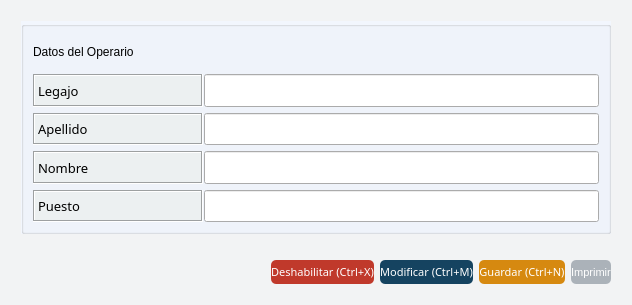
Above: gui/detalles/operario_detalle.ui from Lonaris/Corupel before the change. Below: the same form after it.
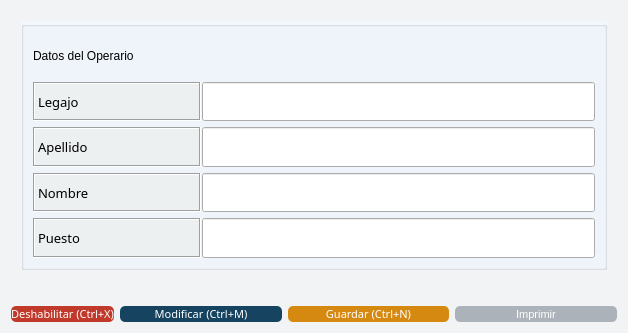
That is the form after the change. Icons and pictures are not drawn.

Diff of the .ui file:
```diff
--- a/gui/detalles/operario_detalle.ui
+++ b/gui/detalles/operario_detalle.ui
@@ -6,8 +6,8 @@
    <rect>
     <x>0</x>
     <y>0</y>
-    <width>632</width>
-    <height>305</height>
+    <width>628</width>
+    <height>333</height>
    </rect>
   </property>
   <property name="sizePolicy">
@@ -441,510 +441,71 @@
   <property name="windowOpacity">
    <double>13.000000000000000</double>
   </property>
-  <layout class="QGridLayout" name="gridLayout_3">
-   <item row="0" column="0">
-    <layout class="QGridLayout" name="gridLayout" rowstretch="90,0,10" columnstretch="20,0">
-     <property name="leftMargin">
-      <number>10</number>
+  <layout class="QGridLayout" name="gridLayout_2">
+   <item row="2" column="4">
+    <widget class="QPushButton" name="btn_imprimir">
+     <property name="sizePolicy">
+      <sizepolicy hsizetype="Expanding" vsizetype="Fixed">
+       <horstretch>0</horstretch>
+       <verstretch>0</verstretch>
+      </sizepolicy>
      </property>
-     <property name="topMargin">
-      <number>10</number>
+     <property name="maximumSize">
+      <size>
+       <width>200</width>
+       <height>200</height>
+      </size>
      </property>
-     <property name="rightMargin">
-      <number>10</number>
-     </property>
-     <property name="bottomMargin">
-      <number>10</number>
-     </property>
-     <item row="2" column="0" colspan="2">
-      <layout class="QHBoxLayout" name="horizontalLayout" stretch="0,20,20,20,20">
-       <item>
-        <spacer name="horizontalSpacer_3">
-         <property name="orientation">
-          <enum>Qt::Horizontal</enum>
-         </property>
-         <property name="sizeHint" stdset="0">
-          <size>
-           <width>40</width>
-           <height>20</height>
-          </size>
-         </property>
-        </spacer>
-       </item>
-       <item>
-        <widget class="QPushButton" name="btn_deshabilitar">
-         <property name="sizePolicy">
-          <sizepolicy hsizetype="Fixed" vsizetype="Expanding">
-           <horstretch>0</horstretch>
-           <verstretch>0</verstretch>
-          </sizepolicy>
-         </property>
-         <property name="palette">
-          <palette>
-           <active>
-            <colorrole role="WindowText">
-             <brush brushstyle="SolidPattern">
-              <color alpha="255">
-               <red>255</red>
-               <green>255</green>
-               <blue>255</blue>
-              </color>
-             </brush>
-            </colorrole>
-            <colorrole role="Button">
-             <brush brushstyle="SolidPattern">
-              <color alpha="255">
-               <red>192</red>
-               <green>57</green>
-               <blue>43</blue>
-              </color>
-             </brush>
-            </colorrole>
-            <colorrole role="Light">
-             <brush brushstyle="SolidPattern">
-              <color alpha="255">
-               <red>127</red>
-               <green>255</green>
-               <blue>191</blue>
-              </color>
-             </brush>
-            </colorrole>
-            <colorrole role="Midlight">
-             <brush brushstyle="SolidPattern">
-              <color alpha="255">
-               <red>106</red>
-               <green>212</green>
-               <blue>159</blue>
-              </color>
-             </brush>
-            </colorrole>
-            <colorrole role="Dark">
-             <brush brushstyle="SolidPattern">
-              <color alpha="255">
-               <red>42</red>
-               <green>85</green>
-               <blue>63</blue>
-              </color>
-             </brush>
-            </colorrole>
-            <colorrole role="Mid">
-             <brush brushstyle="SolidPattern">
-              <color alpha="255">
-               <red>56</red>
-               <green>113</green>
-               <blue>84</blue>
-              </color>
-             </brush>
-            </colorrole>
-            <colorrole role="Text">
-             <brush brushstyle="SolidPattern">
-              <color alpha="255">
-               <red>255</red>
-               <green>255</green>
-               <blue>255</blue>
-              </color>
-             </brush>
-            </colorrole>
-            <colorrole role="BrightText">
-             <brush brushstyle="SolidPattern">
-              <color alpha="255">
-               <red>255</red>
-               <green>255</green>
-               <blue>255</blue>
-              </color>
-             </brush>
-            </colorrole>
-            <colorrole role="ButtonText">
-             <brush brushstyle="SolidPattern">
-              <color alpha="255">
-               <red>255</red>
-               <green>255</green>
-               <blue>255</blue>
-              </color>
-             </brush>
-            </colorrole>
-            <colorrole role="Base">
-             <brush brushstyle="SolidPattern">
-              <color alpha="255">
-               <red>192</red>
-               <green>57</green>
-               <blue>43</blue>
-              </color>
-             </brush>
-            </colorrole>
-            <colorrole role="Window">
-             <brush brushstyle="SolidPattern">
-              <color alpha="255">
-               <red>192</red>
-               <green>57</green>
-               <blue>43</blue>
-              </color>
-             </brush>
-            </colorrole>
-            <colorrole role="Shadow">
-             <brush brushstyle="SolidPattern">
-              <color alpha="255">
-               <red>0</red>
-               <green>0</green>
-               <blue>0</blue>
-              </color>
-             </brush>
-            </colorrole>
-            <colorrole role="AlternateBase">
-             <brush brushstyle="SolidPattern">
-              <color alpha="255">
-               <red>170</red>
-               <green>212</green>
-               <blue>191</blue>
-              </color>
-             </brush>
-            </colorrole>
-            <colorrole role="ToolTipBase">
-             <brush brushstyle="SolidPattern">
-              <color alpha="255">
-               <red>255</red>
-               <green>255</green>
-               <blue>220</blue>
-              </color>
-             </brush>
-            </colorrole>
-            <colorrole role="ToolTipText">
-             <brush brushstyle="SolidPattern">
-              <color alpha="255">
-               <red>0</red>
-               <green>0</green>
-               <blue>0</blue>
-              </color>
-             </brush>
-            </colorrole>
-           </active>
-           <inactive>
-            <colorrole role="WindowText">
-             <brush brushstyle="SolidPattern">
-              <color alpha="255">
-               <red>255</red>
-               <green>255</green>
-               <blue>255</blue>
-              </color>
-             </brush>
-            </colorrole>
-            <colorrole role="Button">
-             <brush brushstyle="SolidPattern">
-              <color alpha="255">
-               <red>192</red>
-               <green>57</green>
-               <blue>43</blue>
-              </color>
-             </brush>
-            </colorrole>
-            <colorrole role="Light">
-             <brush brushstyle="SolidPattern">
-              <color alpha="255">
-               <red>127</red>
-               <green>255</green>
-               <blue>191</blue>
-              </color>
-             </brush>
-            </colorrole>
-            <colorrole role="Midlight">
-             <brush brushstyle="SolidPattern">
-              <color alpha="255">
-               <red>106</red>
-               <green>212</green>
-               <blue>159</blue>
-              </color>
-             </brush>
-            </colorrole>
-            <colorrole role="Dark">
-             <brush brushstyle="SolidPattern">
-              <color alpha="255">
-               <red>42</red>
-               <green>85</green>
-               <blue>63</blue>
-              </color>
-             </brush>
-            </colorrole>
-            <colorrole role="Mid">
-             <brush brushstyle="SolidPattern">
-              <color alpha="255">
-               <red>56</red>
-               <green>113</green>
-               <blue>84</blue>
-              </color>
-             </brush>
-            </colorrole>
-            <colorrole role="Text">
-             <brush brushstyle="SolidPattern">
-              <color alpha="255">
-               <red>255</red>
-               <green>255</green>
-               <blue>255</blue>
-              </color>
-             </brush>
-            </colorrole>
-            <colorrole role="BrightText">
-             <brush brushstyle="SolidPattern">
-              <color alpha="255">
-               <red>255</red>
-               <green>255</green>
-               <blue>255</blue>
-              </color>
-             </brush>
-            </colorrole>
-            <colorrole role="ButtonText">
-             <brush brushstyle="SolidPattern">
-              <color alpha="255">
-               <red>255</red>
-               <green>255</green>
-               <blue>255</blue>
-              </color>
-             </brush>
-            </colorrole>
-            <colorrole role="Base">
-             <brush brushstyle="SolidPattern">
-              <color alpha="255">
-               <red>192</red>
-               <green>57</green>
-               <blue>43</blue>
-              </color>
-             </brush>
-            </colorrole>
-            <colorrole role="Window">
-             <brush brushstyle="SolidPattern">
-              <color alpha="255">
-               <red>192</red>
-               <green>57</green>
-               <blue>43</blue>
-              </color>
-             </brush>
-            </colorrole>
-            <colorrole role="Shadow">
-             <brush brushstyle="SolidPattern">
-              <color alpha="255">
-               <red>0</red>
-               <green>0</green>
-               <blue>0</blue>
-              </color>
-             </brush>
-            </colorrole>
-            <colorrole role="AlternateBase">
-             <brush brushstyle="SolidPattern">
-              <color alpha="255">
-               <red>170</red>
-               <green>212</green>
-               <blue>191</blue>
-              </color>
-             </brush>
-            </colorrole>
-            <colorrole role="ToolTipBase">
-             <brush brushstyle="SolidPattern">
-              <color alpha="255">
-               <red>255</red>
-               <green>255</green>
-               <blue>220</blue>
-              </color>
-             </brush>
-            </colorrole>
-            <colorrole role="ToolTipText">
-             <brush brushstyle="SolidPattern">
-              <color alpha="255">
-               <red>0</red>
-               <green>0</green>
-               <blue>0</blue>
-              </color>
-             </brush>
-            </colorrole>
-           </inactive>
-           <disabled>
-            <colorrole role="WindowText">
-             <brush brushstyle="SolidPattern">
-              <color alpha="255">
-               <red>255</red>
-               <green>255</green>
-               <blue>255</blue>
-              </color>
-             </brush>
-            </colorrole>
-            <colorrole role="Button">
-             <brush brushstyle="SolidPattern">
-              <color alpha="255">
-               <red>192</red>
-               <green>57</green>
-               <blue>43</blue>
-              </color>
-             </brush>
-            </colorrole>
-            <colorrole role="Light">
-             <brush brushstyle="SolidPattern">
-              <color alpha="255">
-               <red>127</red>
-               <green>255</green>
-               <blue>191</blue>
-              </color>
-             </brush>
-            </colorrole>
-            <colorrole role="Midlight">
-             <brush brushstyle="SolidPattern">
-              <color alpha="255">
-               <red>106</red>
-               <green>212</green>
-               <blue>159</blue>
-              </color>
-             </brush>
-            </colorrole>
-            <colorrole role="Dark">
-             <brush brushstyle="SolidPattern">
-              <color alpha="255">
-               <red>42</red>
-               <green>85</green>
-               <blue>63</blue>
-              </color>
-             </brush>
-            </colorrole>
-            <colorrole role="Mid">
-             <brush brushstyle="SolidPattern">
-              <color alpha="255">
-               <red>56</red>
-               <green>113</green>
-               <blue>84</blue>
-              </color>
-             </brush>
-            </colorrole>
-            <colorrole role="Text">
-             <brush brushstyle="SolidPattern">
-              <color alpha="255">
-               <red>255</red>
-               <green>255</green>
-               <blue>255</blue>
-              </color>
-             </brush>
-            </colorrole>
-            <colorrole role="BrightText">
-             <brush brushstyle="SolidPattern">
-              <color alpha="255">
-               <red>255</red>
-               <green>255</green>
-               <blue>255</blue>
-              </color>
-             </brush>
-            </colorrole>
-            <colorrole role="ButtonText">
-             <brush brushstyle="SolidPattern">
-              <color alpha="255">
-               <red>255</red>
-               <green>255</green>
-               <blue>255</blue>
-              </color>
-             </brush>
-            </colorrole>
-            <colorrole role="Base">
-             <brush brushstyle="SolidPattern">
-              <color alpha="255">
-               <red>192</red>
-               <green>57</green>
-               <blue>43</blue>
-              </color>
-             </brush>
-            </colorrole>
-            <colorrole role="Window">
-             <brush brushstyle="SolidPattern">
-              <color alpha="255">
-               <red>192</red>
-               <green>57</green>
-               <blue>43</blue>
-              </color>
-             </brush>
-            </colorrole>
-            <colorrole role="Shadow">
-             <brush brushstyle="SolidPattern">
-              <color alpha="255">
-               <red>0</red>
-               <green>0</green>
-               <blue>0</blue>
-              </color>
-             </brush>
-            </colorrole>
-            <colorrole role="AlternateBase">
-             <brush brushstyle="SolidPattern">
-              <color alpha="255">
-               <red>85</red>
-               <green>170</green>
-               <blue>127</blue>
-              </color>
-             </brush>
-            </colorrole>
-            <colorrole role="ToolTipBase">
-             <brush brushstyle="SolidPattern">
-              <color alpha="255">
-               <red>255</red>
-               <green>255</green>
-               <blue>220</blue>
-              </color>
-             </brush>
-            </colorrole>
-            <colorrole role="ToolTipText">
-             <brush brushstyle="SolidPattern">
-              <color alpha="255">
-               <red>0</red>
-               <green>0</green>
-               <blue>0</blue>
-              </color>
-             </brush>
-            </colorrole>
-           </disabled>
-          </palette>
-         </property>
-         <property name="font">
-          <font>
-           <family>Ariall</family>
-           <pointsize>-1</pointsize>
-          </font>
-         </property>
-         <property name="styleSheet">
-          <string notr="true">#btn_deshabilitar{
-	background-color: #C0392B ;
+     <property name="styleSheet">
+      <string notr="true">#btn_imprimir{
+	background-color: #ABB2B9;
 	color: #ffffff;
 	font-family: 'Ariall';
 	font-size: 11px;
 	border-radius: 5px;
 	}
 
-#btn_deshabilitar:hover{
-	background-color: #DF013A;
-	}
-</string>
-         </property>
-         <property name="text">
-          <string>Deshabilitar (Ctrl+X)</string>
-         </property>
-         <property name="icon">
-          <iconset>
-           <normaloff>../ico/remove_from_database.ico</normaloff>../ico/remove_from_database.ico</iconset>
-         </property>
-         <property name="iconSize">
-          <size>
-           <width>40</width>
-           <height>40</height>
-          </size>
-         </property>
-        </widget>
-       </item>
-       <item>
-        <widget class="QPushButton" name="btn_modificar">
-         <property name="sizePolicy">
-          <sizepolicy hsizetype="Fixed" vsizetype="Expanding">
-           <horstretch>0</horstretch>
-           <verstretch>0</verstretch>
-          </sizepolicy>
-         </property>
-         <property name="font">
-          <font>
-           <family>Ariall</family>
-           <pointsize>-1</pointsize>
-          </font>
-         </property>
-         <property name="styleSheet">
-          <string notr="true">/*Estilos para el botón*/
+#btn_imprimir:hover{
+	background-color: #D0D3D4 ;
+	}</string>
+     </property>
+     <property name="text">
+      <string>Imprimir</string>
+     </property>
+     <property name="icon">
+      <iconset>
+       <normaloff>../ico/hardware-page-peripheral-print-printer-icon--icon-search-engine-13.png</normaloff>../ico/hardware-page-peripheral-print-printer-icon--icon-search-engine-13.png</iconset>
+     </property>
+     <property name="iconSize">
+      <size>
+       <width>40</width>
+       <height>40</height>
+      </size>
+     </property>
+    </widget>
+   </item>
+   <item row="2" column="2">
+    <widget class="QPushButton" name="btn_modificar">
+     <property name="sizePolicy">
+      <sizepolicy hsizetype="Expanding" vsizetype="Fixed">
+       <horstretch>0</horstretch>
+       <verstretch>0</verstretch>
+      </sizepolicy>
+     </property>
+     <property name="maximumSize">
+      <size>
+       <width>200</width>
+       <height>200</height>
+      </size>
+     </property>
+     <property name="font">
+      <font>
+       <family>Ariall</family>
+       <pointsize>-1</pointsize>
+      </font>
+     </property>
+     <property name="styleSheet">
+      <string notr="true">/*Estilos para el botón*/
 #btn_modificar{
 	background-color: #154360;
 	color: #ffffff;
@@ -958,44 +519,50 @@
 	}
 
 </string>
-         </property>
-         <property name="text">
-          <string>Modificar (Ctrl+M)</string>
-         </property>
-         <property name="icon">
-          <iconset>
-           <normaloff>../ico/edit.ico</normaloff>../ico/edit.ico</iconset>
-         </property>
-         <property name="iconSize">
-          <size>
-           <width>40</width>
-           <height>40</height>
-          </size>
-         </property>
-         <property name="checkable">
-          <bool>false</bool>
-         </property>
-         <property name="autoDefault">
-          <bool>false</bool>
-         </property>
-        </widget>
-       </item>
-       <item>
-        <widget class="QPushButton" name="btn_nuevo">
-         <property name="sizePolicy">
-          <sizepolicy hsizetype="Fixed" vsizetype="Expanding">
-           <horstretch>0</horstretch>
-           <verstretch>0</verstretch>
-          </sizepolicy>
-         </property>
-         <property name="font">
-          <font>
-           <family>Ariall</family>
-           <pointsize>-1</pointsize>
-          </font>
-         </property>
-         <property name="styleSheet">
-          <string notr="true">/*Estilos para el botón*/
+     </property>
+     <property name="text">
+      <string>Modificar (Ctrl+M)</string>
+     </property>
+     <property name="icon">
+      <iconset>
+       <normaloff>../ico/edit.ico</normaloff>../ico/edit.ico</iconset>
+     </property>
+     <property name="iconSize">
+      <size>
+       <width>40</width>
+       <height>40</height>
+      </size>
+     </property>
+     <property name="checkable">
+      <bool>false</bool>
+     </property>
+     <property name="autoDefault">
+      <bool>false</bool>
+     </property>
+    </widget>
+   </item>
+   <item row="2" column="3">
+    <widget class="QPushButton" name="btn_nuevo">
+     <property name="sizePolicy">
+      <sizepolicy hsizetype="Expanding" vsizetype="Fixed">
+       <horstretch>0</horstretch>
+       <verstretch>0</verstretch>
+      </sizepolicy>
+     </property>
+     <property name="maximumSize">
+      <size>
+       <width>200</width>
+       <height>200</height>
+      </size>
+     </property>
+     <property name="font">
+      <font>
+       <family>Ariall</family>
+       <pointsize>-1</pointsize>
+      </font>
+     </property>
+     <property name="styleSheet">
+      <string notr="true">/*Estilos para el botón*/
 
 #btn_nuevo{
 	background-color: #D68910  ;
@@ -1010,59 +577,48 @@
 	}
 
 </string>
-         </property>
-         <property name="text">
-          <string>Guardar (Ctrl+N)</string>
-         </property>
-         <property name="icon">
-          <iconset>
-           <normaloff>../ico/save.ico</normaloff>../ico/save.ico</iconset>
-         </property>
-         <property name="iconSize">
-          <size>
-           <width>40</width>
-           <height>40</height>
-          </size>
-         </property>
-        </widget>
-       </item>
-       <item>
-        <widget class="QPushButton" name="btn_imprimir">
-         <property name="sizePolicy">
-          <sizepolicy hsizetype="Fixed" vsizetype="Expanding">
-           <horstretch>0</horstretch>
-           <verstretch>0</verstretch>
-          </sizepolicy>
-         </property>
-         <property name="styleSheet">
-          <string notr="true">#btn_imprimir{
-	background-color: #ABB2B9;
-	color: #ffffff;
-	font-family: 'Ariall';
-	font-size: 11px;
-	border-radius: 5px;
-	}
-
-#btn_imprimir:hover{
-	background-color: #D0D3D4 ;
-	}</string>
-         </property>
-         <property name="text">
-          <string>Imprimir</string>
-         </property>
-         <property name="icon">
-          <iconset>
-           <normaloff>../ico/hardware-page-peripheral-print-printer-icon--icon-search-engine-13.png</normaloff>../ico/hardware-page-peripheral-print-printer-icon--icon-search-engine-13.png</iconset>
-         </property>
-         <property name="iconSize">
-          <size>
-           <width>40</width>
-           <height>40</height>
-          </size>
-         </property>
-        </widget>
-       </item>
-      </layout>
+     </property>
+     <property name="text">
+      <string>Guardar (Ctrl+N)</string>
+     </property>
+     <property name="icon">
+      <iconset>
+       <normaloff>../ico/save.ico</normaloff>../ico/save.ico</iconset>
+     </property>
+     <property name="iconSize">
+      <size>
+       <width>40</width>
+       <height>40</height>
+      </size>
+     </property>
+    </widget>
+   </item>
+   <item row="0" column="0" colspan="5">
+    <layout class="QGridLayout" name="gridLayout" rowstretch="90,0" columnstretch="20,0">
+     <property name="leftMargin">
+      <number>10</number>
+     </property>
+     <property name="topMargin">
+      <number>10</number>
+     </property>
+     <property name="rightMargin">
+      <number>10</number>
+     </property>
+     <property name="bottomMargin">
+      <number>10</number>
+     </property>
+     <item row="1" column="0" colspan="2">
+      <spacer name="horizontalSpacer">
+       <property name="orientation">
+        <enum>Qt::Horizontal</enum>
+       </property>
+       <property name="sizeHint" stdset="0">
+        <size>
+         <width>40</width>
+         <height>20</height>
+        </size>
+       </property>
+      </spacer>
      </item>
      <item row="0" column="0" colspan="2">
       <widget class="QGroupBox" name="groupBox_2">
@@ -1314,21 +870,472 @@
        </layout>
       </widget>
      </item>
-     <item row="1" column="0" colspan="2">
-      <spacer name="horizontalSpacer">
-       <property name="orientation">
-        <enum>Qt::Horizontal</enum>
-       </property>
-       <property name="sizeHint" stdset="0">
-        <size>
-         <width>40</width>
-         <height>20</height>
-        </size>
-       </property>
-      </spacer>
-     </item>
     </layout>
    </item>
+   <item row="2" column="0" colspan="2">
+    <widget class="QPushButton" name="btn_deshabilitar">
+     <property name="sizePolicy">
+      <sizepolicy hsizetype="Expanding" vsizetype="Fixed">
+       <horstretch>0</horstretch>
+       <verstretch>0</verstretch>
+      </sizepolicy>
+     </property>
+     <property name="maximumSize">
+      <size>
+       <width>200</width>
+       <height>200</height>
+      </size>
+     </property>
+     <property name="palette">
+      <palette>
+       <active>
+        <colorrole role="WindowText">
+         <brush brushstyle="SolidPattern">
+          <color alpha="255">
+           <red>255</red>
+           <green>255</green>
+           <blue>255</blue>
+          </color>
+         </brush>
+        </colorrole>
+        <colorrole role="Button">
+         <brush brushstyle="SolidPattern">
+          <color alpha="255">
+           <red>192</red>
+           <green>57</green>
+           <blue>43</blue>
+          </color>
+         </brush>
+        </colorrole>
+        <colorrole role="Light">
+         <brush brushstyle="SolidPattern">
+          <color alpha="255">
+           <red>127</red>
+           <green>255</green>
+           <blue>191</blue>
+          </color>
+         </brush>
+        </colorrole>
+        <colorrole role="Midlight">
+         <brush brushstyle="SolidPattern">
+          <color alpha="255">
+           <red>106</red>
+           <green>212</green>
+           <blue>159</blue>
+          </color>
+         </brush>
+        </colorrole>
+        <colorrole role="Dark">
+         <brush brushstyle="SolidPattern">
+          <color alpha="255">
+           <red>42</red>
+           <green>85</green>
+           <blue>63</blue>
+          </color>
+         </brush>
+        </colorrole>
+        <colorrole role="Mid">
+         <brush brushstyle="SolidPattern">
+          <color alpha="255">
+           <red>56</red>
+           <green>113</green>
+           <blue>84</blue>
+          </color>
+         </brush>
+        </colorrole>
+        <colorrole role="Text">
+         <brush brushstyle="SolidPattern">
+          <color alpha="255">
+           <red>255</red>
+           <green>255</green>
+           <blue>255</blue>
+          </color>
+         </brush>
+        </colorrole>
+        <colorrole role="BrightText">
+         <brush brushstyle="SolidPattern">
+          <color alpha="255">
+           <red>255</red>
+           <green>255</green>
+           <blue>255</blue>
+          </color>
+         </brush>
+        </colorrole>
+        <colorrole role="ButtonText">
+         <brush brushstyle="SolidPattern">
+          <color alpha="255">
+           <red>255</red>
+           <green>255</green>
+           <blue>255</blue>
+          </color>
+         </brush>
+        </colorrole>
+        <colorrole role="Base">
+         <brush brushstyle="SolidPattern">
+          <color alpha="255">
+           <red>192</red>
+           <green>57</green>
+           <blue>43</blue>
+          </color>
+         </brush>
+        </colorrole>
+        <colorrole role="Window">
+         <brush brushstyle="SolidPattern">
+          <color alpha="255">
+           <red>192</red>
+           <green>57</green>
+           <blue>43</blue>
+          </color>
+         </brush>
+        </colorrole>
+        <colorrole role="Shadow">
+         <brush brushstyle="SolidPattern">
+          <color alpha="255">
+           <red>0</red>
+           <green>0</green>
+           <blue>0</blue>
+          </color>
+         </brush>
+        </colorrole>
+        <colorrole role="AlternateBase">
+         <brush brushstyle="SolidPattern">
+          <color alpha="255">
+           <red>170</red>
+           <green>212</green>
+           <blue>191</blue>
+          </color>
+         </brush>
+        </colorrole>
+        <colorrole role="ToolTipBase">
+         <brush brushstyle="SolidPattern">
+          <color alpha="255">
+           <red>255</red>
+           <green>255</green>
+           <blue>220</blue>
+          </color>
+         </brush>
+        </colorrole>
+        <colorrole role="ToolTipText">
+         <brush brushstyle="SolidPattern">
+          <color alpha="255">
+           <red>0</red>
+           <green>0</green>
+           <blue>0</blue>
+          </color>
+         </brush>
+        </colorrole>
+       </active>
+       <inactive>
+        <colorrole role="WindowText">
+         <brush brushstyle="SolidPattern">
+          <color alpha="255">
+           <red>255</red>
+           <green>255</green>
+           <blue>255</blue>
+          </color>
+         </brush>
+        </colorrole>
+        <colorrole role="Button">
+         <brush brushstyle="SolidPattern">
+          <color alpha="255">
+           <red>192</red>
+           <green>57</green>
+           <blue>43</blue>
+          </color>
+         </brush>
+        </colorrole>
+        <colorrole role="Light">
+         <brush brushstyle="SolidPattern">
+          <color alpha="255">
+           <red>127</red>
+           <green>255</green>
+           <blue>191</blue>
+          </color>
+         </brush>
+        </colorrole>
+        <colorrole role="Midlight">
+         <brush brushstyle="SolidPattern">
+          <color alpha="255">
+           <red>106</red>
+           <green>212</green>
+           <blue>159</blue>
+          </color>
+         </brush>
+        </colorrole>
+        <colorrole role="Dark">
+         <brush brushstyle="SolidPattern">
+          <color alpha="255">
+           <red>42</red>
+           <green>85</green>
+           <blue>63</blue>
+          </color>
+         </brush>
+        </colorrole>
+        <colorrole role="Mid">
+         <brush brushstyle="SolidPattern">
+          <color alpha="255">
+           <red>56</red>
+           <green>113</green>
+           <blue>84</blue>
+          </color>
+         </brush>
+        </colorrole>
+        <colorrole role="Text">
+         <brush brushstyle="SolidPattern">
+          <color alpha="255">
+           <red>255</red>
+           <green>255</green>
+           <blue>255</blue>
+          </color>
+         </brush>
+        </colorrole>
+        <colorrole role="BrightText">
+         <brush brushstyle="SolidPattern">
+          <color alpha="255">
+           <red>255</red>
+           <green>255</green>
+           <blue>255</blue>
+          </color>
+         </brush>
+        </colorrole>
+        <colorrole role="ButtonText">
+         <brush brushstyle="SolidPattern">
+          <color alpha="255">
+           <red>255</red>
+           <green>255</green>
+           <blue>255</blue>
+          </color>
+         </brush>
+        </colorrole>
+        <colorrole role="Base">
+         <brush brushstyle="SolidPattern">
+          <color alpha="255">
+           <red>192</red>
+           <green>57</green>
+           <blue>43</blue>
+          </color>
+         </brush>
+        </colorrole>
+        <colorrole role="Window">
+         <brush brushstyle="SolidPattern">
+          <color alpha="255">
+           <red>192</red>
+           <green>57</green>
+           <blue>43</blue>
+          </color>
+         </brush>
+        </colorrole>
+        <colorrole role="Shadow">
+         <brush brushstyle="SolidPattern">
+          <color alpha="255">
+           <red>0</red>
+           <green>0</green>
+           <blue>0</blue>
+          </color>
+         </brush>
+        </colorrole>
+        <colorrole role="AlternateBase">
+         <brush brushstyle="SolidPattern">
+          <color alpha="255">
+           <red>170</red>
+           <green>212</green>
+           <blue>191</blue>
+          </color>
+         </brush>
+        </colorrole>
+        <colorrole role="ToolTipBase">
+         <brush brushstyle="SolidPattern">
+          <color alpha="255">
+           <red>255</red>
+           <green>255</green>
+           <blue>220</blue>
+          </color>
+         </brush>
+        </colorrole>
+        <colorrole role="ToolTipText">
+         <brush brushstyle="SolidPattern">
+          <color alpha="255">
+           <red>0</red>
+           <green>0</green>
+           <blue>0</blue>
+          </color>
+         </brush>
+        </colorrole>
+       </inactive>
+       <disabled>
+        <colorrole role="WindowText">
+         <brush brushstyle="SolidPattern">
+          <color alpha="255">
+           <red>255</red>
+           <green>255</green>
+           <blue>255</blue>
+          </color>
+         </brush>
+        </colorrole>
+        <colorrole role="Button">
+         <brush brushstyle="SolidPattern">
+          <color alpha="255">
+           <red>192</red>
+           <green>57</green>
+           <blue>43</blue>
+          </color>
+         </brush>
+        </colorrole>
+        <colorrole role="Light">
+         <brush brushstyle="SolidPattern">
+          <color alpha="255">
+           <red>127</red>
+           <green>255</green>
+           <blue>191</blue>
+          </color>
+         </brush>
+        </colorrole>
+        <colorrole role="Midlight">
+         <brush brushstyle="SolidPattern">
+          <color alpha="255">
+           <red>106</red>
+           <green>212</green>
+           <blue>159</blue>
+          </color>
+         </brush>
+        </colorrole>
+        <colorrole role="Dark">
+         <brush brushstyle="SolidPattern">
+          <color alpha="255">
+           <red>42</red>
+           <green>85</green>
+           <blue>63</blue>
+          </color>
+         </brush>
+        </colorrole>
+        <colorrole role="Mid">
+         <brush brushstyle="SolidPattern">
+          <color alpha="255">
+           <red>56</red>
+           <green>113</green>
+           <blue>84</blue>
+          </color>
+         </brush>
+        </colorrole>
+        <colorrole role="Text">
+         <brush brushstyle="SolidPattern">
+          <color alpha="255">
+           <red>255</red>
+           <green>255</green>
+           <blue>255</blue>
+          </color>
+         </brush>
+        </colorrole>
+        <colorrole role="BrightText">
+         <brush brushstyle="SolidPattern">
+          <color alpha="255">
+           <red>255</red>
+           <green>255</green>
+           <blue>255</blue>
+          </color>
+         </brush>
+        </colorrole>
+        <colorrole role="ButtonText">
+         <brush brushstyle="SolidPattern">
+          <color alpha="255">
+           <red>255</red>
+           <green>255</green>
+           <blue>255</blue>
+          </color>
+         </brush>
+        </colorrole>
+        <colorrole role="Base">
+         <brush brushstyle="SolidPattern">
+          <color alpha="255">
+           <red>192</red>
+           <green>57</green>
+           <blue>43</blue>
+          </color>
+         </brush>
+        </colorrole>
+        <colorrole role="Window">
+         <brush brushstyle="SolidPattern">
+          <color alpha="255">
+           <red>192</red>
+           <green>57</green>
+           <blue>43</blue>
+          </color>
+         </brush>
+        </colorrole>
+        <colorrole role="Shadow">
+         <brush brushstyle="SolidPattern">
+          <color alpha="255">
+           <red>0</red>
+           <green>0</green>
+           <blue>0</blue>
+          </color>
+         </brush>
+        </colorrole>
+        <colorrole role="AlternateBase">
+         <brush brushstyle="SolidPattern">
+          <color alpha="255">
+           <red>85</red>
+           <green>170</green>
+           <blue>127</blue>
+          </color>
+         </brush>
+        </colorrole>
+        <colorrole role="ToolTipBase">
+         <brush brushstyle="SolidPattern">
+          <color alpha="255">
+           <red>255</red>
+           <green>255</green>
+           <blue>220</blue>
+          </color>
+         </brush>
+        </colorrole>
+        <colorrole role="ToolTipText">
+         <brush brushstyle="SolidPattern">
+          <color alpha="255">
+           <red>0</red>
+           <green>0</green>
+           <blue>0</blue>
+          </color>
+         </brush>
+        </colorrole>
+       </disabled>
+      </palette>
+     </property>
+     <property name="font">
+      <font>
+       <family>Ariall</family>
+       <pointsize>-1</pointsize>
+      </font>
+     </property>
+     <property name="styleSheet">
+      <string notr="true">#btn_deshabilitar{
+	background-color: #C0392B ;
+	color: #ffffff;
+	font-family: 'Ariall';
+	font-size: 11px;
+	border-radius: 5px;
+	}
+
+#btn_deshabilitar:hover{
+	background-color: #DF013A;
+	}
+</string>
+     </property>
+     <property name="text">
+      <string>Deshabilitar (Ctrl+X)</string>
+     </property>
+     <property name="icon">
+      <iconset>
+       <normaloff>../ico/remove_from_database.ico</normaloff>../ico/remove_from_database.ico</iconset>
+     </property>
+     <property name="iconSize">
+      <size>
+       <width>40</width>
+       <height>40</height>
+      </size>
+     </property>
+    </widget>
+   </item>
   </layout>
  </widget>
  <tabstops>
```
Left out of the diff: 3 changed lines with no effect on the pictures.
